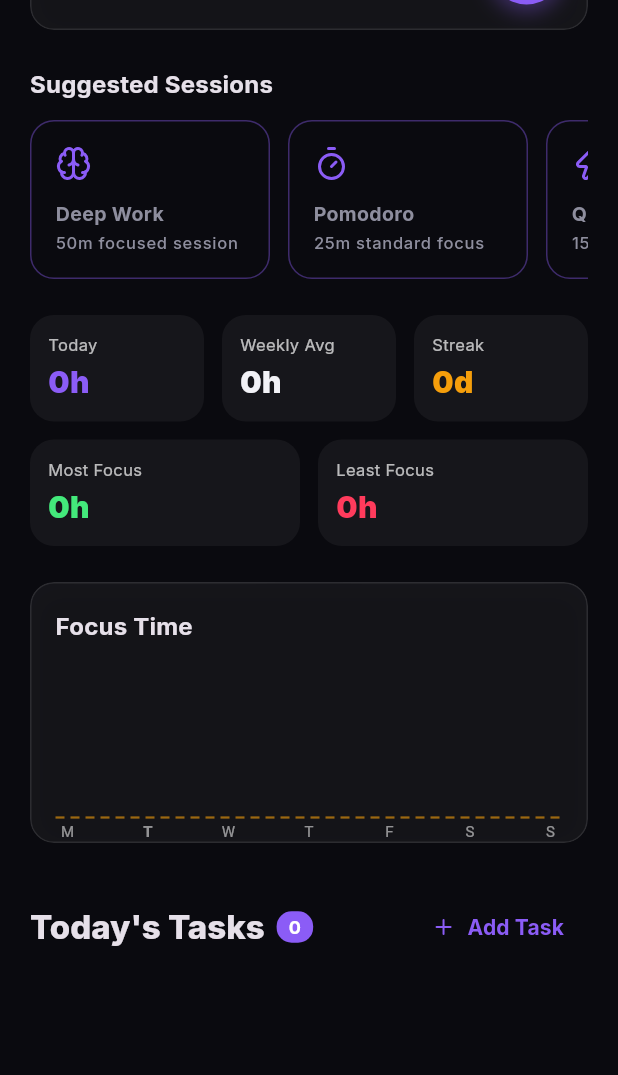
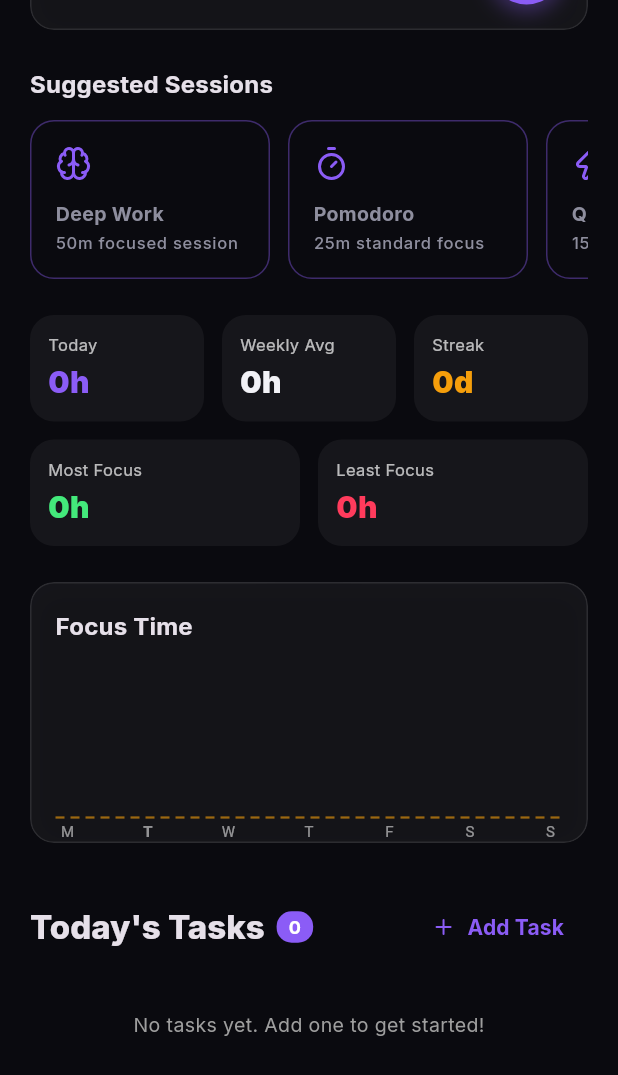
Before and after one commit to sudeepswami111/Tracker-application, a Flutter app: the StudyScreen screen opened directly, scrolled down 312 dp, on a phone screen of 412 x 824 dp. Shown: the top 1075 px of the screen. Run offline on Flutter 3.47's test engine with Material 3 defaults, Android fonts, the phone set to English and light mode, and no system bars; our stand-ins replace app_links, cached_network_image, confetti, fl_chart, flutter_blue_plus, flutter_dotenv and 18 more; missing offline and left inert: health; accounts and stored records are empty; network calls fail.

Commit message:
feat: implement study focus screen with integrated Pomodoro timer and task management features

```diff
--- a/lib/app.dart
+++ b/lib/app.dart
@@ -60,9 +60,8 @@ class _AppShellState extends State<AppShell> {
           .select('id')
           .eq('user_id', uid)
           .eq('is_read', false);
-      if (mounted) {
-        context.read<AppProvider>().setUnreadCount((res as List).length);
-      }
+      if (!mounted) return;
+      context.read<AppProvider>().setUnreadCount((res as List).length);
     } catch (_) {}
   }
 
--- a/lib/screens/study_screen.dart
+++ b/lib/screens/study_screen.dart
@@ -113,6 +113,10 @@ class _StudyScreenState extends State<StudyScreen> with TickerProviderStateMixin
     } else {
       setState(() => _isRunning = true);
       _timer = Timer.periodic(const Duration(seconds: 1), (_) {
+        if (!mounted) {
+          _timer?.cancel();
+          return;
+        }
         final dayIndex = DateTime.now().weekday - 1;
         setState(() {
           _weeklyFocusSeconds[dayIndex] += 1.0;
@@ -506,6 +510,17 @@ class _StudyScreenState extends State<StudyScreen> with TickerProviderStateMixin
               const SizedBox(height: 8),
 
               // 7. TASK LIST
+              if (_tasks.isEmpty)
+                const Padding(
+                  padding: EdgeInsets.symmetric(vertical: 24.0),
+                  child: Center(
+                    child: Text(
+                      'No tasks yet. Add one to get started!',
+                      style: TextStyle(color: Colors.grey),
+                    ),
+                  ),
+                )
+              else
                 ReorderableListView.builder(
                   shrinkWrap: true,
                   physics: const NeverScrollableScrollPhysics(),
```
Also changed, not shown: 1 other file. Lines whose indentation alone changed are shown as unchanged.
